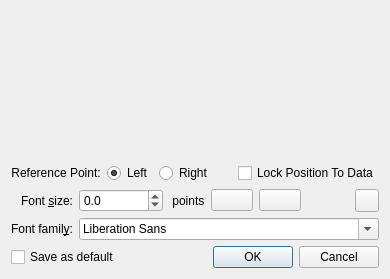
Above: src/libkstapp/labelcreator.ui from Kst-plot/kst before the change. Below: the same form after it.
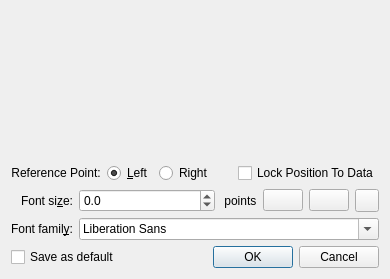
That is the form after the change. Custom widgets are drawn as their Qt base class.

Diff of the .ui file:
```diff
--- a/src/libkstapp/labelcreator.ui
+++ b/src/libkstapp/labelcreator.ui
@@ -52,7 +52,7 @@
         </sizepolicy>
        </property>
        <property name="text">
-        <string comment="The left side">Left</string>
+        <string comment="The left side">&amp;Left</string>
        </property>
        <property name="checked">
         <bool>true</bool>
@@ -79,35 +79,6 @@
    </item>
    <item row="2" column="0" colspan="2">
     <layout class="QGridLayout" name="gridLayout">
-     <item row="0" column="4">
-      <widget class="QPushButton" name="_bold">
-       <property name="toolTip">
-        <string comment="bold font">Bold</string>
-       </property>
-       <property name="text">
-        <string/>
-       </property>
-       <property name="checkable">
-        <bool>true</bool>
-       </property>
-       <property name="si" stdset="0">
-        <string notr="true">label bold</string>
-       </property>
-      </widget>
-     </item>
-     <item row="0" column="3">
-      <widget class="QLabel" name="label">
-       <property name="sizePolicy">
-        <sizepolicy hsizetype="Fixed" vsizetype="Preferred">
-         <horstretch>0</horstretch>
-         <verstretch>0</verstretch>
-        </sizepolicy>
-       </property>
-       <property name="text">
-        <string> points</string>
-       </property>
-      </widget>
-     </item>
      <item row="1" column="0">
       <widget class="QLabel" name="_Label_12">
        <property name="sizePolicy">
@@ -143,7 +114,7 @@
      <item row="0" column="0">
       <widget class="QLabel" name="_Label_11">
        <property name="text">
-        <string>Font &amp;size:</string>
+        <string>Font si&amp;ze:</string>
        </property>
        <property name="alignment">
         <set>Qt::AlignRight|Qt::AlignTrailing|Qt::AlignVCenter</set>
@@ -153,8 +124,71 @@
        </property>
       </widget>
      </item>
-     <item row="0" column="1" colspan="2">
+     <item row="0" column="6">
+      <widget class="QPushButton" name="_italic">
+       <property name="sizePolicy">
+        <sizepolicy hsizetype="Fixed" vsizetype="Fixed">
+         <horstretch>0</horstretch>
+         <verstretch>0</verstretch>
+        </sizepolicy>
+       </property>
+       <property name="toolTip">
+        <string>Italic</string>
+       </property>
+       <property name="text">
+        <string/>
+       </property>
+       <property name="checkable">
+        <bool>true</bool>
+       </property>
+       <property name="si" stdset="0">
+        <string notr="true">label italic</string>
+       </property>
+      </widget>
+     </item>
+     <item row="0" column="5">
+      <widget class="QPushButton" name="_bold">
+       <property name="sizePolicy">
+        <sizepolicy hsizetype="Fixed" vsizetype="Fixed">
+         <horstretch>0</horstretch>
+         <verstretch>0</verstretch>
+        </sizepolicy>
+       </property>
+       <property name="toolTip">
+        <string comment="bold font">Bold</string>
+       </property>
+       <property name="text">
+        <string/>
+       </property>
+       <property name="checkable">
+        <bool>true</bool>
+       </property>
+       <property name="si" stdset="0">
+        <string notr="true">label bold</string>
+       </property>
+      </widget>
+     </item>
+     <item row="0" column="4">
+      <widget class="QLabel" name="label">
+       <property name="sizePolicy">
+        <sizepolicy hsizetype="Fixed" vsizetype="Preferred">
+         <horstretch>0</horstretch>
+         <verstretch>0</verstretch>
+        </sizepolicy>
+       </property>
+       <property name="text">
+        <string> points</string>
+       </property>
+      </widget>
+     </item>
+     <item row="0" column="1" colspan="3">
       <widget class="QDoubleSpinBox" name="_labelFontScale">
+       <property name="sizePolicy">
+        <sizepolicy hsizetype="Preferred" vsizetype="Fixed">
+         <horstretch>0</horstretch>
+         <verstretch>0</verstretch>
+        </sizepolicy>
+       </property>
        <property name="decimals">
         <number>1</number>
        </property>
@@ -166,22 +200,6 @@
        </property>
       </widget>
      </item>
-     <item row="0" column="5">
-      <widget class="QPushButton" name="_italic">
-       <property name="toolTip">
-        <string>Italic</string>
-       </property>
-       <property name="text">
-        <string/>
-       </property>
-       <property name="checkable">
-        <bool>true</bool>
-       </property>
-       <property name="si" stdset="0">
-        <string notr="true">label italic</string>
-       </property>
-      </widget>
-     </item>
     </layout>
    </item>
    <item row="3" column="0">
```
Left out of the diff: 1 changed line with no effect on the pictures.
